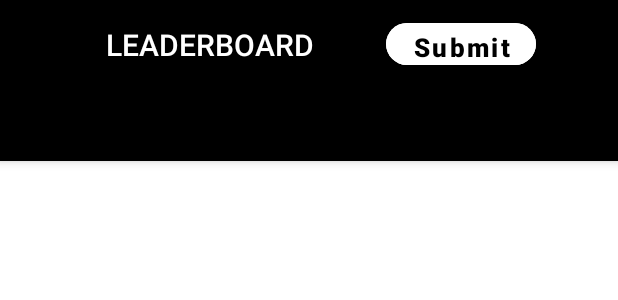
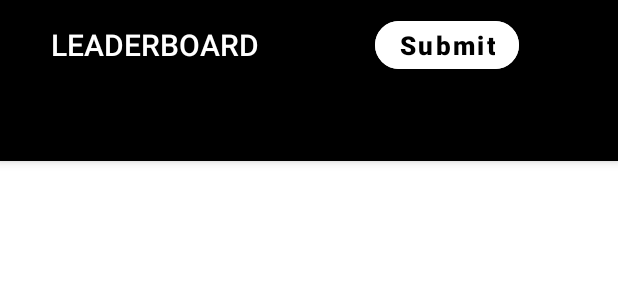
Before and after one commit to alphavandal/GADSLeaderboard_final, an Android app: the layout activity_main.xml on its own in the app's theme, with its tools: preview values and no code run, on a phone screen of 412 x 824 dp. Shown: the top 300 px of the screen. Run offline under Robolectric (Android 15) with nearby library versions, the phone set to English and light mode, and no system bars; network calls fail.

Commit message:
commit attempt 3

```diff
--- a/app/src/main/java/com/euphoriadev/gadsleaderboard/SplashScreenActivity.java
+++ b/app/src/main/java/com/euphoriadev/gadsleaderboard/SplashScreenActivity.java
@@ -11,18 +11,15 @@ import androidx.appcompat.widget.AppCompatImageView;
 
 public class SplashScreenActivity extends AppCompatActivity {
 
-    Animation logoAnimation;
+
 
     @Override
     protected void onCreate(Bundle savedInstanceState) {
         super.onCreate(savedInstanceState);
         setContentView(R.layout.activity_splash_screen);
 
-        logoAnimation = AnimationUtils.loadAnimation(this, R.anim.from_bottom);
 
         AppCompatImageView gadsLogo = findViewById(R.id.gads_logo);
-
-        gadsLogo.setAnimation(logoAnimation);
         startNext();
     }
 
--- a/app/src/main/java/com/euphoriadev/gadsleaderboard/SubmitProjectActivity.java
+++ b/app/src/main/java/com/euphoriadev/gadsleaderboard/SubmitProjectActivity.java
@@ -150,7 +150,8 @@ public class SubmitProjectActivity extends AppCompatActivity {
                         final AlertDialog alertDialog = builder.create();
                         alertDialog.show();
                     }
-                }, new Response.ErrorListener() {
+                },
+                new Response.ErrorListener() {
             @Override
             public void onErrorResponse(VolleyError error) {
                 Log.d("Error", "==" + error);
@@ -169,7 +170,8 @@ public class SubmitProjectActivity extends AppCompatActivity {
                 final AlertDialog alertDialog = builder.create();
                 alertDialog.show();
             }
-        }) {
+        })
+        {
             @Override
             protected Response<String> parseNetworkResponse(NetworkResponse response) {
                 int mStatusCode = response.statusCode;
--- a/app/src/main/res/layout/activity_main.xml
+++ b/app/src/main/res/layout/activity_main.xml
@@ -11,28 +11,30 @@
         android:layout_height="wrap_content"
         android:theme="@style/AppTheme.AppBarOverlay">
 
-        <LinearLayout
+        <androidx.constraintlayout.widget.ConstraintLayout
             android:layout_width="match_parent"
-            android:layout_height="wrap_content"
-            android:gravity="center"
-            android:orientation="horizontal">
+            android:layout_height="match_parent">
 
             <TextView
                 android:id="@+id/title"
                 android:layout_width="wrap_content"
                 android:layout_height="wrap_content"
                 android:layout_gravity="center"
-                android:layout_marginEnd="@dimen/standard_padding"
+                android:layout_marginStart="16dp"
+                android:layout_marginEnd="60dp"
                 android:minHeight="?actionBarSize"
                 android:padding="@dimen/standard_padding"
                 android:text="@string/leaderboard_caps"
-                android:textAppearance="@style/TextAppearance.Widget.AppCompat.Toolbar.Title" />
+                android:textAppearance="@style/TextAppearance.Widget.AppCompat.Toolbar.Title"
+                app:layout_constraintEnd_toStartOf="@+id/submit_project_button"
+                app:layout_constraintStart_toStartOf="parent"
+                app:layout_constraintTop_toTopOf="parent" />
 
             <com.google.android.material.button.MaterialButton
                 android:id="@+id/submit_project_button"
-                android:layout_width="100dp"
-                android:layout_height="40dp"
-                android:layout_marginStart="@dimen/standard_padding"
+                android:layout_width="wrap_content"
+                android:layout_height="wrap_content"
+                android:layout_marginEnd="64dp"
                 android:backgroundTint="@color/colorAccent"
                 android:minWidth="80dp"
                 android:minHeight="40dp"
@@ -41,8 +43,12 @@
                 android:textColor="@color/colorPrimary"
                 android:textSize="@dimen/text_size_medium"
                 android:textStyle="bold"
-                app:cornerRadius="@dimen/button_corner_radius" />
-        </LinearLayout>
+                app:cornerRadius="@dimen/button_corner_radius"
+                app:layout_constraintBottom_toBottomOf="parent"
+                app:layout_constraintEnd_toEndOf="parent"
+                app:layout_constraintStart_toEndOf="@+id/title"
+                app:layout_constraintTop_toTopOf="parent" />
+        </androidx.constraintlayout.widget.ConstraintLayout>
 
         <com.google.android.material.tabs.TabLayout
             android:id="@+id/tabs"
```
Also changed, not shown: app/src/main/java/com/euphoriadev/gadsleaderboard/ui/main/LearningLeadersFragment.java (+4 -4 lines), app/src/main/java/com/euphoriadev/gadsleaderboard/ui/main/SkillIQLeadersFragment.java (+4 -4 lines).
